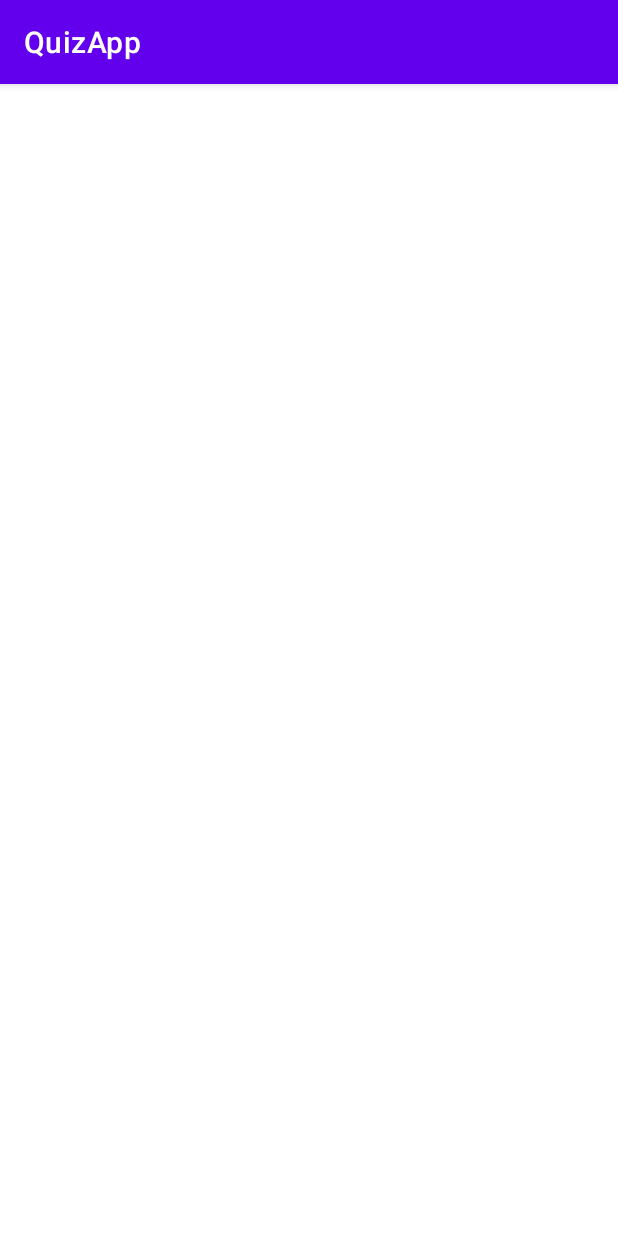
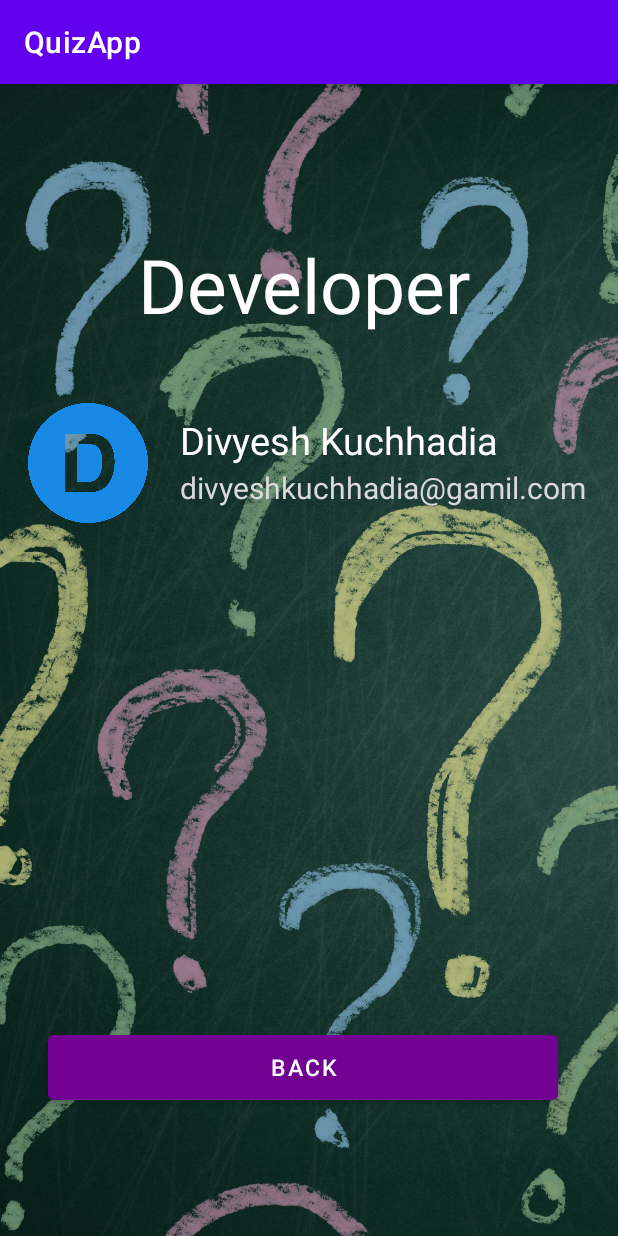
Before and after one commit to Divu03/AcmegreadProject, an Android app: the AboutUs screen opened directly, with no data from a screen before it, on a phone screen of 412 x 824 dp. Run offline under Robolectric (Android 15) with nearby library versions, the phone set to English and light mode, and no system bars.

Commit message:
About and Home Page got linked

```diff
--- a/app/src/main/java/com/example/quizapp/AboutUs.java
+++ b/app/src/main/java/com/example/quizapp/AboutUs.java
@@ -2,13 +2,26 @@ package com.example.quizapp;
 
 import androidx.appcompat.app.AppCompatActivity;
 
+import android.content.Intent;
 import android.os.Bundle;
+import android.view.View;
+import android.widget.Button;
 
 public class AboutUs extends AppCompatActivity {
 
+    Button back;
     @Override
     protected void onCreate(Bundle savedInstanceState) {
         super.onCreate(savedInstanceState);
         setContentView(R.layout.activity_about_us);
+        back = (Button)findViewById(R.id.back);
+        back.setOnClickListener(new View.OnClickListener(){
+            @Override
+            public void onClick(View view){
+                Intent i = new Intent(getApplicationContext(),MainActivity.class);
+                startActivity(i);
+            }
+        });
+
     }
 }
--- a/app/src/main/java/com/example/quizapp/MainActivity.java
+++ b/app/src/main/java/com/example/quizapp/MainActivity.java
@@ -2,13 +2,28 @@ package com.example.quizapp;
 
 import androidx.appcompat.app.AppCompatActivity;
 
+import android.content.Intent;
 import android.os.Bundle;
+import android.view.View;
+import android.widget.AutoCompleteTextView;
+import android.widget.Button;
 
 public class MainActivity extends AppCompatActivity {
 
+    Button about;
+    Button start;
+    AutoCompleteTextView name;
     @Override
     protected void onCreate(Bundle savedInstanceState) {
         super.onCreate(savedInstanceState);
         setContentView(R.layout.activity_main);
+        about = (Button)findViewById(R.id.aboutButton);
+        about.setOnClickListener(new View.OnClickListener(){
+            @Override
+            public void onClick(View view){
+                Intent i = new Intent(getApplicationContext(),AboutUs.class);
+                startActivity(i);
+            }
+        });
     }
 }
--- a/app/src/main/res/layout/activity_about_us.xml
+++ b/app/src/main/res/layout/activity_about_us.xml
@@ -4,6 +4,65 @@
     xmlns:tools="http://schemas.android.com/tools"
     android:layout_width="match_parent"
     android:layout_height="match_parent"
+    android:background="@drawable/questionchalkm"
     tools:context=".AboutUs">
 
+    <androidx.constraintlayout.utils.widget.ImageFilterView
+        android:id="@+id/imageFilterView"
+        android:layout_width="85dp"
+        android:layout_height="85dp"
+        android:layout_marginStart="16dp"
+        android:layout_marginTop="210dp"
+        app:layout_constraintStart_toStartOf="parent"
+        app:layout_constraintTop_toTopOf="parent"
+        app:srcCompat="@drawable/dlogo" />
+
+    <TextView
+        android:id="@+id/textView"
+        android:layout_width="wrap_content"
+        android:layout_height="wrap_content"
+        android:layout_marginStart="120dp"
+        android:layout_marginTop="220dp"
+        android:text="@string/dName"
+        android:textColor="@color/white"
+        android:textSize="25sp"
+        app:layout_constraintStart_toStartOf="parent"
+        app:layout_constraintTop_toTopOf="parent" />
+
+    <TextView
+        android:id="@+id/textView3"
+        android:layout_width="wrap_content"
+        android:layout_height="wrap_content"
+        android:layout_marginStart="120dp"
+        android:layout_marginTop="255dp"
+        android:text="@string/dEmail"
+        android:textColor="@color/greylittle"
+        android:textSize="20sp"
+        app:layout_constraintStart_toStartOf="parent"
+        app:layout_constraintTop_toTopOf="parent" />
+
+    <TextView
+        android:id="@+id/textView4"
+        android:layout_width="wrap_content"
+        android:layout_height="wrap_content"
+        android:layout_marginStart="92dp"
+        android:layout_marginTop="100dp"
+        android:text="@string/developer"
+        android:textAlignment="center"
+        android:textColor="@color/white"
+        android:textSize="50sp"
+        app:layout_constraintStart_toStartOf="parent"
+        app:layout_constraintTop_toTopOf="parent" />
+
+    <Button
+        android:id="@+id/back"
+        android:layout_width="340dp"
+        android:layout_height="55dp"
+        android:layout_marginStart="32dp"
+        android:layout_marginTop="628dp"
+        android:backgroundTint="@color/purple"
+        android:text="@string/back"
+        android:textSize="15sp"
+        app:layout_constraintStart_toStartOf="parent"
+        app:layout_constraintTop_toTopOf="parent" />
 </androidx.constraintlayout.widget.ConstraintLayout>
--- a/app/src/main/res/layout/activity_main.xml
+++ b/app/src/main/res/layout/activity_main.xml
@@ -28,7 +28,7 @@
         android:layout_marginTop="516dp"
         android:backgroundTint="@color/orange"
         android:text="@string/start"
-        android:textSize="27sp"
+        android:textSize="30sp"
         app:layout_constraintStart_toStartOf="parent"
         app:layout_constraintTop_toTopOf="parent" />
 
@@ -40,7 +40,7 @@
         android:layout_marginTop="592dp"
         android:backgroundTint="@color/purple_700"
         android:text="@string/about"
-        android:textSize="27sp"
+        android:textSize="30sp"
         app:layout_constraintStart_toStartOf="parent"
         app:layout_constraintTop_toTopOf="parent" />
 
@@ -49,10 +49,10 @@
         android:layout_width="210dp"
         android:layout_height="50dp"
         android:layout_marginStart="100dp"
-        android:layout_marginTop="388dp"
+        android:layout_marginTop="380dp"
         android:hint="@string/editTextName"
+        android:textColor="@color/white"
         android:textColorHint="@color/whiteoff"
-        android:textColor="@color/white"
         app:layout_constraintStart_toStartOf="parent"
         app:layout_constraintTop_toTopOf="parent" />
 
--- a/app/src/main/res/values/colors.xml
+++ b/app/src/main/res/values/colors.xml
@@ -2,11 +2,13 @@
 <resources>
     <color name="purple_200">#FFBB86FC</color>
     <color name="purple_500">#FF6200EE</color>
+    <color name="purple">#720091</color>
     <color name="purple_700">#FF3700B3</color>
     <color name="teal_200">#FF03DAC5</color>
     <color name="teal_700">#FF018786</color>
     <color name="black">#FF000000</color>
     <color name="white">#FFFFFFFF</color>
+    <color name="greylittle">#DADADA</color>
     <color name="whiteoff">#99FFFFFF</color>
     <color name="orange">#FFDF7924</color>
     <color name="titleo">#FFC107</color>
--- a/app/src/main/res/values/strings.xml
+++ b/app/src/main/res/values/strings.xml
@@ -3,5 +3,8 @@
     <string name="about">ABOUT</string>
     <string name="start">START</string>
     <string name="editTextName">Enter your name</string>
-
+    <string name="dName">Divyesh Kuchhadia</string>
+    <string name="dEmail">divyeshkuchhadia@gamil.com</string>
+    <string name="developer">Developer</string>
+    <string name="back">Back</string>
 </resources>
```
Also changed, not shown: app/src/main/res/drawable-v24/dlogo.png (added), app/src/main/res/drawable/dlogo.png (added).
